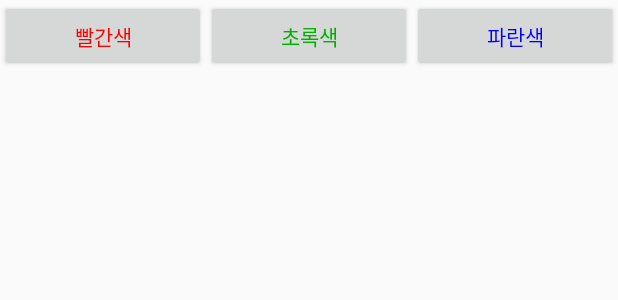
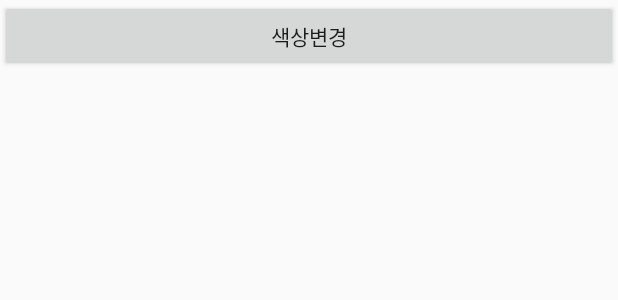
Before and after one commit to MinHyeJun/HJPaint, an Android app: the layout activity_canvas.xml on its own in the app's theme, with its tools: preview values and no code run, on a phone screen of 412 x 824 dp. Shown: the top 300 px of the screen. Run offline under Robolectric (Android 15) with nearby library versions, the phone set to English and light mode, and no system bars.

Commit message:
ColorPicker 적용

```diff
--- a/app/build.gradle
+++ b/app/build.gradle
@@ -25,5 +25,6 @@ dependencies {
         exclude group: 'com.android.support', module: 'support-annotations'
     })
     compile 'com.android.support:appcompat-v7:25.1.0'
+    compile 'com.github.yukuku:ambilwarna:2.0.1'
     testCompile 'junit:junit:4.12'
 }
--- a/app/src/main/res/layout/activity_canvas.xml
+++ b/app/src/main/res/layout/activity_canvas.xml
@@ -9,28 +9,12 @@
         android:layout_height="wrap_content">
 
         <Button
-            android:id="@+id/btn_red"
+            android:id="@+id/btn_change_color"
             android:layout_width="0dp"
             android:layout_height="wrap_content"
             android:layout_weight="1"
-            android:text="빨간색"
-            android:textColor="#FF0000"/>
+            android:text="색상변경"/>
 
-        <Button
-            android:id="@+id/btn_green"
-            android:layout_width="0dp"
-            android:layout_height="wrap_content"
-            android:layout_weight="1"
-            android:text="초록색"
-            android:textColor="#01b001"/>
-
-        <Button
-            android:id="@+id/btn_blue"
-            android:layout_width="0dp"
-            android:layout_height="wrap_content"
-            android:layout_weight="1"
-            android:text="파란색"
-            android:textColor="#0000FF"/>
 
     </LinearLayout>
 
```
Also changed, not shown: app/src/main/java/m2j9702/app/hjpaint/CanvasActivity.java (+18 -9 lines), app/src/main/java/m2j9702/app/hjpaint/CanvasView.java (+6 -1 lines).
